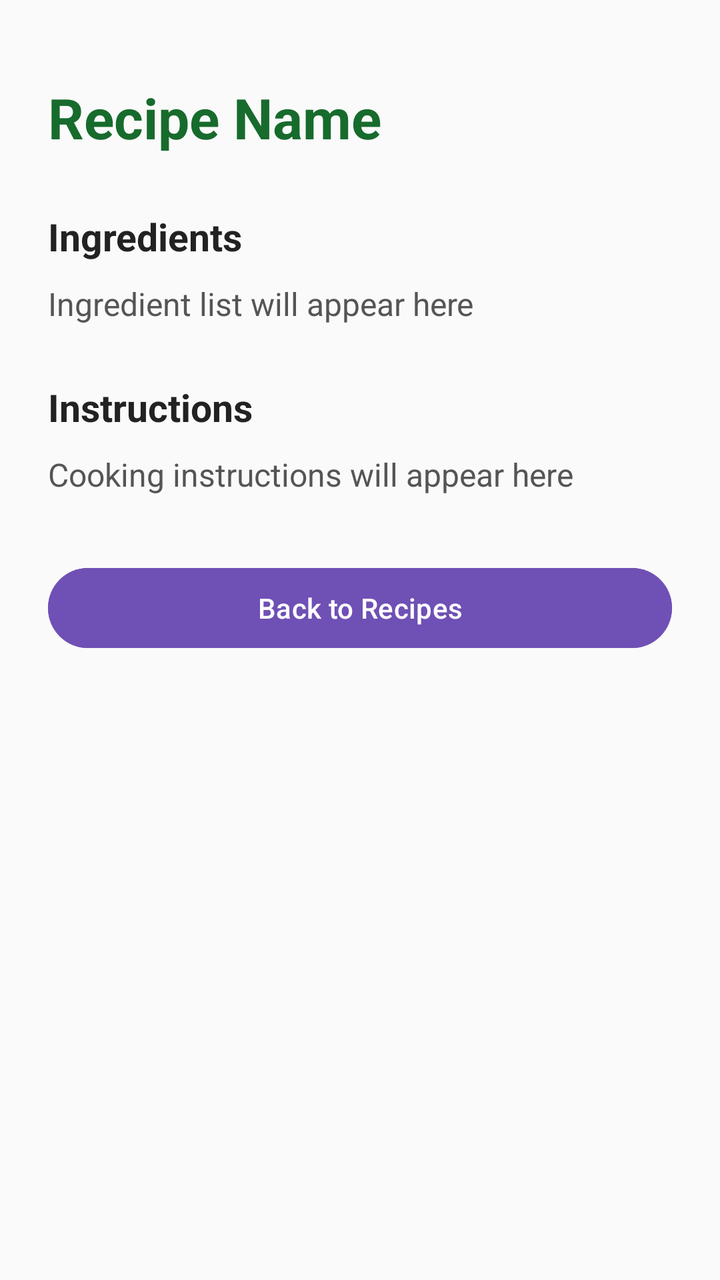
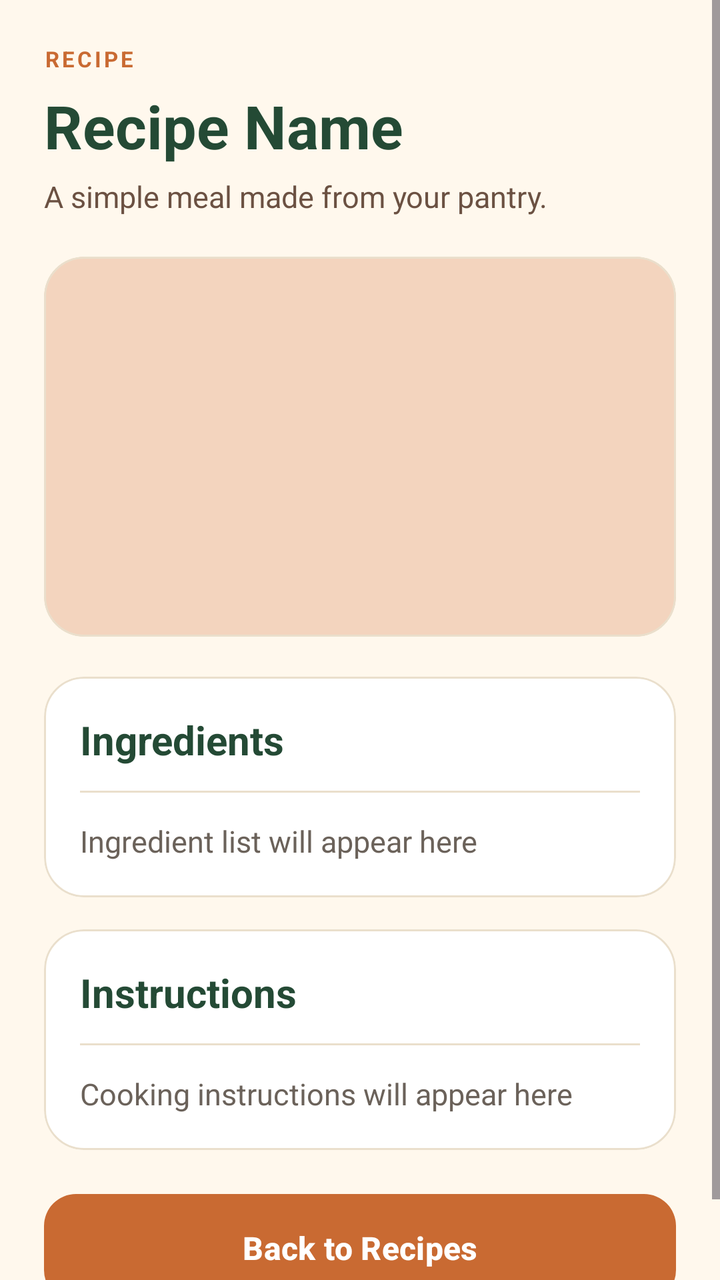

The first picture is an Android layout as it rendered before a commit; the second is the same layout after the commit. The layout source and the unified diff follow.
<!-- AndroidManifest.xml: application theme Theme.SmartPantryManager -->
<!-- res/layout/activity_recipe_detail.xml -->
<?xml version="1.0" encoding="utf-8"?>
<ScrollView xmlns:android="http://schemas.android.com/apk/res/android"
    android:id="@+id/recipeDetailMain"
    android:layout_width="match_parent"
    android:layout_height="match_parent"
    android:fillViewport="true"
    android:background="#FAFAFA">

    <LinearLayout
        android:layout_width="match_parent"
        android:layout_height="wrap_content"
        android:orientation="vertical"
        android:padding="24dp">

        <TextView
            android:id="@+id/tvRecipeTitle"
            android:layout_width="match_parent"
            android:layout_height="wrap_content"
            android:text="Recipe Name"
            android:textSize="28sp"
            android:textStyle="bold"
            android:textColor="#176B2C"
            android:layout_marginTop="16dp" />

        <TextView
            android:layout_width="wrap_content"
            android:layout_height="wrap_content"
            android:text="Ingredients"
            android:textSize="19sp"
            android:textStyle="bold"
            android:textColor="#222222"
            android:layout_marginTop="28dp"
            android:layout_marginBottom="10dp" />

        <TextView
            android:id="@+id/tvRecipeIngredients"
            android:layout_width="match_parent"
            android:layout_height="wrap_content"
            android:text="Ingredient list will appear here"
            android:textSize="16sp"
            android:textColor="#555555"
            android:lineSpacingExtra="6dp" />

        <TextView
            android:layout_width="wrap_content"
            android:layout_height="wrap_content"
            android:text="Instructions"
            android:textSize="19sp"
            android:textStyle="bold"
            android:textColor="#222222"
            android:layout_marginTop="28dp"
            android:layout_marginBottom="10dp" />

        <TextView
            android:id="@+id/tvRecipeInstructions"
            android:layout_width="match_parent"
            android:layout_height="wrap_content"
            android:text="Cooking instructions will appear here"
            android:textSize="16sp"
            android:textColor="#555555"
            android:lineSpacingExtra="6dp" />

        <Button
            android:id="@+id/btnBackToRecipes"
            android:layout_width="match_parent"
            android:layout_height="wrap_content"
            android:text="Back to Recipes"
            android:textAllCaps="false"
            android:textColor="#FFFFFF"
            android:backgroundTint="#6F50B5"
            android:layout_marginTop="32dp" />

    </LinearLayout>

</ScrollView>
<!-- resources referenced by this layout -->
<resources>
  <style name="Theme.SmartPantryManager" parent="Base.Theme.SmartPantryManager" />
  <style name="Base.Theme.SmartPantryManager" parent="Theme.Material3.DayNight.NoActionBar">
          
          
      </style>
</resources>

<!-- the commit's change to res/layout/activity_recipe_detail.xml (unified diff, before → after) -->
@@ -1,74 +1,176 @@
 <?xml version="1.0" encoding="utf-8"?>
 <ScrollView xmlns:android="http://schemas.android.com/apk/res/android"
+    xmlns:app="http://schemas.android.com/apk/res-auto"
     android:id="@+id/recipeDetailMain"
     android:layout_width="match_parent"
     android:layout_height="match_parent"
-    android:fillViewport="true"
-    android:background="#FAFAFA">
+    android:background="@color/cream_background"
+    android:fillViewport="true">
 
     <LinearLayout
         android:layout_width="match_parent"
         android:layout_height="wrap_content"
         android:orientation="vertical"
-        android:padding="24dp">
+        android:paddingLeft="22dp"
+        android:paddingTop="22dp"
+        android:paddingRight="22dp"
+        android:paddingBottom="32dp">
+
+        <TextView
+            android:layout_width="wrap_content"
+            android:layout_height="wrap_content"
+            android:text="RECIPE"
+            android:textColor="@color/burnt_orange"
+            android:textSize="11sp"
+            android:textStyle="bold"
+            android:letterSpacing="0.12" />
 
         <TextView
             android:id="@+id/tvRecipeTitle"
             android:layout_width="match_parent"
             android:layout_height="wrap_content"
+            android:layout_marginTop="6dp"
             android:text="Recipe Name"
-            android:textSize="28sp"
-            android:textStyle="bold"
-            android:textColor="#176B2C"
-            android:layout_marginTop="16dp" />
+            android:textColor="@color/dark_green"
+            android:textSize="30sp"
+            android:textStyle="bold" />
 
         <TextView
-            android:layout_width="wrap_content"
-            android:layout_height="wrap_content"
-            android:text="Ingredients"
-            android:textSize="19sp"
-            android:textStyle="bold"
-            android:textColor="#222222"
-            android:layout_marginTop="28dp"
-            android:layout_marginBottom="10dp" />
-
-        <TextView
-            android:id="@+id/tvRecipeIngredients"
             android:layout_width="match_parent"
             android:layout_height="wrap_content"
-            android:text="Ingredient list will appear here"
-            android:textSize="16sp"
-            android:textColor="#555555"
-            android:lineSpacingExtra="6dp" />
+            android:layout_marginTop="5dp"
+            android:layout_marginBottom="20dp"
+            android:text="A simple meal made from your pantry."
+            android:textColor="@color/warm_brown"
+            android:textSize="15sp" />
 
-        <TextView
-            android:layout_width="wrap_content"
-            android:layout_height="wrap_content"
-            android:text="Instructions"
-            android:textSize="19sp"
-            android:textStyle="bold"
-            android:textColor="#222222"
-            android:layout_marginTop="28dp"
-            android:layout_marginBottom="10dp" />
+        
 
-        <TextView
-            android:id="@+id/tvRecipeInstructions"
+        <com.google.android.material.card.MaterialCardView
+            android:id="@+id/cardRecipeImage"
+            android:layout_width="match_parent"
+            android:layout_height="190dp"
+            android:layout_marginBottom="20dp"
+            app:cardBackgroundColor="@color/soft_orange"
+            app:cardCornerRadius="20dp"
+            app:cardElevation="0dp"
+            app:strokeColor="@color/border_cream"
+            app:strokeWidth="1dp">
+
+            <ImageView
+                android:id="@+id/imgRecipeDetail"
+                android:layout_width="match_parent"
+                android:layout_height="match_parent"
+                android:contentDescription="Recipe image"
+                android:scaleType="centerCrop" />
+
+        </com.google.android.material.card.MaterialCardView>
+
+        
+
+        <com.google.android.material.card.MaterialCardView
             android:layout_width="match_parent"
             android:layout_height="wrap_content"
-            android:text="Cooking instructions will appear here"
-            android:textSize="16sp"
-            android:textColor="#555555"
-            android:lineSpacingExtra="6dp" />
+            android:layout_marginBottom="16dp"
+            app:cardBackgroundColor="@color/card_white"
+            app:cardCornerRadius="20dp"
+            app:cardElevation="0dp"
+            app:strokeColor="@color/border_cream"
+            app:strokeWidth="1dp">
 
-        <Button
+            <LinearLayout
+                android:layout_width="match_parent"
+                android:layout_height="wrap_content"
+                android:orientation="vertical"
+                android:padding="18dp">
+
+                <TextView
+                    android:layout_width="match_parent"
+                    android:layout_height="wrap_content"
+                    android:text="Ingredients"
+                    android:textColor="@color/dark_green"
+                    android:textSize="20sp"
+                    android:textStyle="bold" />
+
+                <View
+                    android:layout_width="match_parent"
+                    android:layout_height="1dp"
+                    android:layout_marginTop="12dp"
+                    android:layout_marginBottom="14dp"
+                    android:background="@color/border_cream" />
+
+                <TextView
+                    android:id="@+id/tvRecipeIngredients"
+                    android:layout_width="match_parent"
+                    android:layout_height="wrap_content"
+                    android:lineSpacingExtra="6dp"
+                    android:text="Ingredient list will appear here"
+                    android:textColor="@color/text_secondary"
+                    android:textSize="15sp" />
+
+            </LinearLayout>
+
+        </com.google.android.material.card.MaterialCardView>
+
+        
+
+        <com.google.android.material.card.MaterialCardView
+            android:layout_width="match_parent"
+            android:layout_height="wrap_content"
+            app:cardBackgroundColor="@color/card_white"
+            app:cardCornerRadius="20dp"
+            app:cardElevation="0dp"
+            app:strokeColor="@color/border_cream"
+            app:strokeWidth="1dp">
+
+            <LinearLayout
+                android:layout_width="match_parent"
+                android:layout_height="wrap_content"
+                android:orientation="vertical"
+                android:padding="18dp">
+
+                <TextView
+                    android:layout_width="match_parent"
+                    android:layout_height="wrap_content"
+                    android:text="Instructions"
+                    android:textColor="@color/dark_green"
+                    android:textSize="20sp"
+                    android:textStyle="bold" />
+
+                <View
+                    android:layout_width="match_parent"
+                    android:layout_height="1dp"
+                    android:layout_marginTop="12dp"
+                    android:layout_marginBottom="14dp"
+                    android:background="@color/border_cream" />
+
+                <TextView
+                    android:id="@+id/tvRecipeInstructions"
+                    android:layout_width="match_parent"
+                    android:layout_height="wrap_content"
+                    android:lineSpacingExtra="6dp"
+                    android:text="Cooking instructions will appear here"
+                    android:textColor="@color/text_secondary"
+                    android:textSize="15sp" />
+
+            </LinearLayout>
+
+        </com.google.android.material.card.MaterialCardView>
+
+        <com.google.android.material.button.MaterialButton
             android:id="@+id/btnBackToRecipes"
             android:layout_width="match_parent"
-            android:layout_height="wrap_content"
+            android:layout_height="54dp"
+            android:layout_marginTop="22dp"
+            android:insetTop="0dp"
+            android:insetBottom="0dp"
             android:text="Back to Recipes"
             android:textAllCaps="false"
-            android:textColor="#FFFFFF"
-            android:backgroundTint="#6F50B5"
-            android:layout_marginTop="32dp" />
+            android:textColor="@color/white"
+            android:textSize="16sp"
+            android:textStyle="bold"
+            app:backgroundTint="@color/burnt_orange"
+            app:cornerRadius="16dp" />
 
     </LinearLayout>
 
<!-- resource entries referenced after the edit -->
@@ -1,9 +1,45 @@
 <!-- resources referenced by this layout -->
 <resources>
+  <color name="border_cream">#EADFCC</color>
+  <color name="burnt_orange">#C96A32</color>
+  <color name="card_white">#FFFFFFFF</color>
+  <color name="cream_background">#FFF8ED</color>
+  <color name="dark_green">#244A35</color>
+  <color name="soft_orange">#F3D4BE</color>
+  <color name="text_secondary">#6B625A</color>
+  <color name="warm_brown">#6B5142</color>
+  <color name="white">#FFFFFFFF</color>
   <style name="Theme.SmartPantryManager" parent="Base.Theme.SmartPantryManager" />
   <style name="Base.Theme.SmartPantryManager" parent="Theme.Material3.DayNight.NoActionBar">
+  
           
+          <item name="colorPrimary">@color/burnt_orange</item>
+          <item name="colorOnPrimary">@color/white</item>
+  
+          <item name="colorPrimaryContainer">@color/soft_orange</item>
+          <item name="colorOnPrimaryContainer">@color/dark_green</item>
+  
           
+          <item name="colorSecondary">@color/dark_green</item>
+          <item name="colorOnSecondary">@color/white</item>
+  
+          <item name="colorSecondaryContainer">@color/cream_light</item>
+          <item name="colorOnSecondaryContainer">@color/dark_green</item>
+  
+          
+          <item name="android:colorBackground">@color/cream_background</item>
+          <item name="colorSurface">@color/cream_background</item>
+          <item name="colorOnSurface">@color/text_primary</item>
+  
+          
+          <item name="android:navigationBarColor">@color/card_white</item>
+          <item name="android:statusBarColor">@color/cream_background</item>
+  
+          <item name="android:windowLightStatusBar">true</item>
+          <item name="android:windowLightNavigationBar">true</item>
+  
       </style>
+  <color name="cream_light">#FFFCF6</color>
+  <color name="text_primary">#2D332E</color>
 </resources>
 
